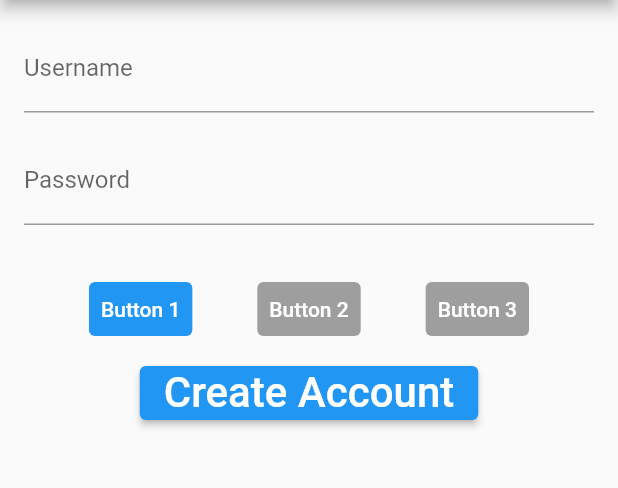
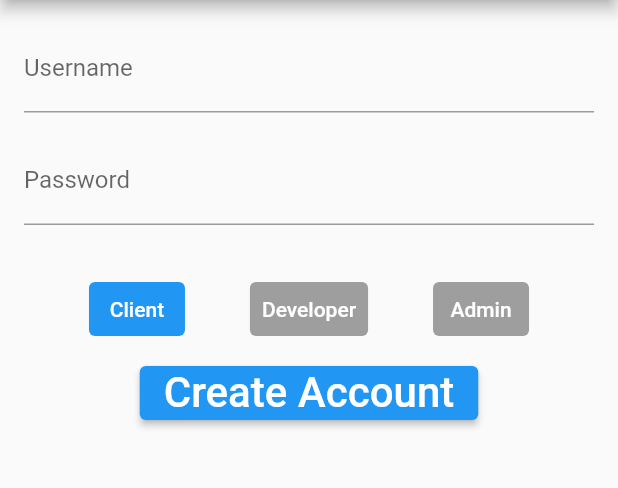
Before and after one commit to ANDREWR2023/finalfinal, a Flutter app: the Create screen opened directly, after a tap on "Create Account", on a phone screen of 412 x 824 dp, the part 84-572 px from its top. Run offline on Flutter 3.47's test engine with Material 2 defaults, Android fonts, the phone set to English and light mode, and no system bars; missing offline and left inert: postgres.

Commit message:
main.dart

```diff
--- a/lib/main.dart
+++ b/lib/main.dart
@@ -256,7 +256,7 @@ class _CreateState extends State<Create> {
                     ),
                   ),
                   child: Text(
-                    'Button 1',
+                    'Client',
                     style: TextStyle(color: Colors.white),
                   ),
                 ),
@@ -274,7 +274,7 @@ class _CreateState extends State<Create> {
                     ),
                   ),
                   child: Text(
-                    'Button 2',
+                    'Developer',
                     style: TextStyle(color: Colors.white),
                   ),
                 ),
@@ -292,7 +292,7 @@ class _CreateState extends State<Create> {
                     ),
                   ),
                   child: Text(
-                    'Button 3',
+                    'Admin',
                     style: TextStyle(color: Colors.white),
                   ),
                 ),
@@ -323,13 +323,15 @@ class _CreateState extends State<Create> {
                             title: username,
                           )));
                 } else if (a.any((row) => row.contains(1))) {
-                  print('fail');
-                  hasFailed = 'This is a dev login';
-                  setState(() {});
+                  Navigator.of(context).push(MaterialPageRoute(
+                      builder: (context) => DevScreen(
+                            title: username,
+                          )));
                 } else if (a.any((row) => row.contains(0))) {
-                  print('fail');
-                  hasFailed = 'This is a normal client login';
-                  setState(() {});
+                  Navigator.of(context).push(MaterialPageRoute(
+                      builder: (context) => ClientScreen(
+                            title: username,
+                          )));
                 } else {
                   print('fail');
                   hasFailed =
```
